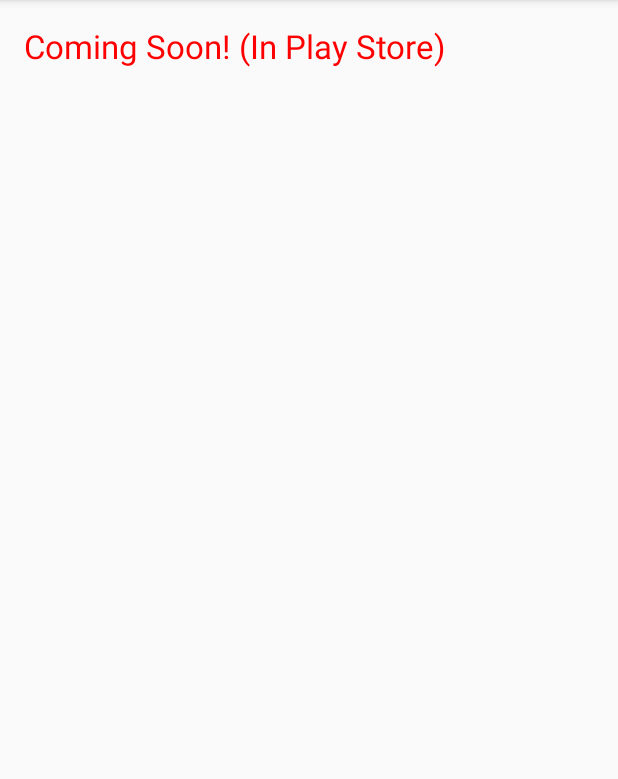
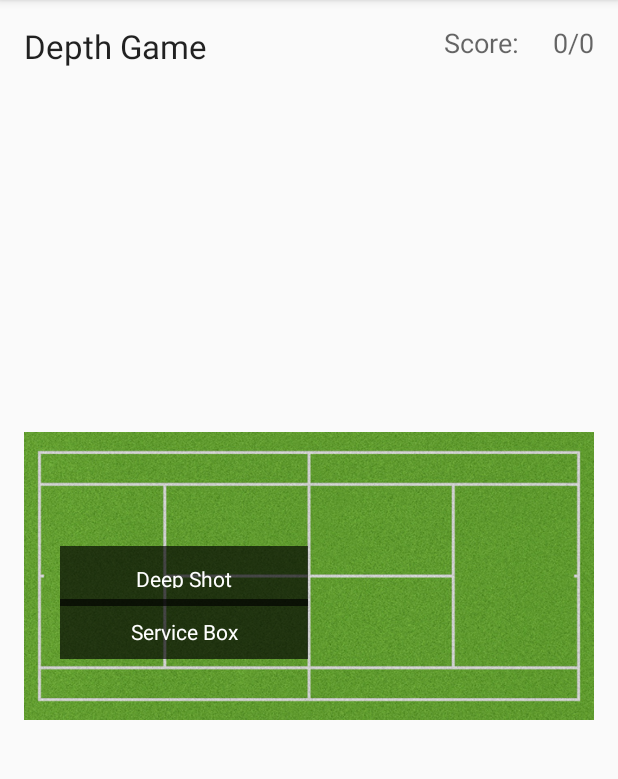
Before and after one commit to rachitpuri95/tennis-trainer-mobile, an Android app: the HomeActivity screen opened directly, with no data from a screen before it, after a tap on "Depth Training", on a phone screen of 412 x 824 dp, the part 84-863 px from its top. Run offline under Robolectric (Android 15) with nearby library versions, the phone set to English and light mode, and no system bars; libraries missing offline, so code that uses them is left out: com.google.api.client.

Commit message:
Bhanu sir has said yes

```diff
--- /dev/null
+++ b/app/src/main/java/com/example/rachitpuri/tennisandroidmobilevfinal/DepthActivity.java
@@ -0,0 +1,249 @@
+package com.example.rachitpuri.tennisandroidmobilevfinal;
+
+import android.app.AlertDialog;
+import android.content.DialogInterface;
+import android.content.Intent;
+import android.media.MediaPlayer;
+import android.os.AsyncTask;
+import android.os.Handler;
+import android.os.SystemClock;
+import android.support.v7.app.AppCompatActivity;
+import android.os.Bundle;
+import android.util.Log;
+import android.view.View;
+import android.widget.TextView;
+
+import com.google.api.client.repackaged.com.google.common.base.Strings;
+
+import java.util.Random;
+
+public class DepthActivity extends AppCompatActivity {
+    TextView tvDeep, tvService,score, correctness;
+    static int[] tennisShots = new int[50];
+
+
+    Runnable mRunnable;
+    Handler mHandler;
+    @Override
+    public void onBackPressed() {
+        // your code. Do Nothing  HAHAHHAHA !
+    }
+
+    @Override
+    protected void onCreate(Bundle savedInstanceState) {
+        super.onCreate(savedInstanceState);
+        setContentView(R.layout.activity_depth);
+
+        AlertDialog.Builder builder1 = new AlertDialog.Builder(DepthActivity.this);
+        builder1.setMessage("Are you ready to play?");
+
+        builder1.setPositiveButton(
+                "Yes",
+                new DialogInterface.OnClickListener() {
+                    public void onClick(DialogInterface dialog, int id) {
+                        //Call Start Game API
+
+                        Random r = new Random();
+
+                        for (int i = 0; i < 50; i++) {
+                            tennisShots[i] = r.nextInt(2);
+                        }
+
+                        new StartAPI().execute();
+
+                        dialog.cancel();
+
+                    }
+                });
+
+
+
+
+
+
+
+        tvDeep = (TextView) findViewById(R.id.tvDeepShot);
+        tvService = (TextView) findViewById(R.id.tvserviceBox);
+
+        score = (TextView) findViewById(R.id.tvScoreCountDepth);
+        correctness=(TextView) findViewById(R.id.tvCorrectnessDepth);
+        correctness.setVisibility(View.INVISIBLE);
+        mHandler=new Handler();
+        score.setText("0/0");
+        AlertDialog alert11 = builder1.create();
+        alert11.show();
+
+
+        mRunnable=new Runnable() {
+
+            @Override
+            public void run() {
+                // TODO Auto-generated method stub
+                correctness.setVisibility(View.INVISIBLE); //If you want just hide the View. But it will retain space occupied by the View.
+                // correctness.setVisibility(View.GONE); //This will remove the View. and free s the space occupied by the View
+            }
+        };
+    }
+
+    class StartAPI extends AsyncTask<Void, Void, String> {
+        @Override
+        protected String doInBackground(Void... params) {
+            HttpClient httpClient = new HttpClient();
+            String apiUrl= "https://tennis-trainer.appspot.com/data/begin";     // Alter the API string
+            return httpClient.makePOST(apiUrl);
+        }
+
+        protected void onPostExecute(String response){
+            if(response==null) {
+                //error handling
+            }else{
+                new GetData().execute();
+                // For each shot data coming in!
+            }
+        }
+    }
+
+    class GetData extends AsyncTask<Void, Void, String>{
+
+        int count;
+        int correct;
+        @Override
+        protected String doInBackground(Void... params) {
+            HttpClient httpClient = new HttpClient();
+            String apiUrl= "https://tennis-trainer.appspot.com/mobile/direction";       // getting the depth data
+            count = 0;
+            int failures = 0;
+            int prevCount = -1;
+            correct = 0;
+
+
+            while(count < 50) {
+                if (prevCount != count) {
+                    int currDirection = tennisShots[count];
+
+                    if (currDirection == 0) {
+                        runOnUiThread(new Runnable() {
+                            @Override
+                            public void run() {
+                                MediaPlayer mp = MediaPlayer.create(getApplicationContext(), R.raw.servicebox);
+                                mp.start();
+                                tvService.setVisibility(View.VISIBLE);
+                                tvDeep.setVisibility(View.INVISIBLE);
+
+                            }
+                        });
+                    } else if (currDirection == 1) {
+                        runOnUiThread(new Runnable() {
+                            @Override
+                            public void run() {
+                                MediaPlayer mp = MediaPlayer.create(getApplicationContext(), R.raw.deepshot);
+                                mp.start();
+                                tvDeep.setVisibility(View.VISIBLE);
+                                tvService.setVisibility(View.INVISIBLE);
+                            }
+                        });
+                    }
+                    prevCount = count;
+                }
+
+                String depth = httpClient.makePOST(apiUrl);
+
+                if(!Strings.isNullOrEmpty(depth)) {
+                    depth = depth.trim();
+
+                    Log.d(Constants.TAG, depth);
+
+                    if( depth.equals("service") && tennisShots[count] == 0 ||
+                            depth.equals("deep") && tennisShots[count] == 1) {
+
+                        Log.d(Constants.TAG, "Correct Shot!");
+
+                        runOnUiThread(new Runnable() {
+                            @Override
+                            public void run() {
+                                count += 1;
+                                correct= correct+1;
+                                score.setText(Integer.toString(correct)+ "/"+Integer.toString(count)  );
+                                correctness.setVisibility(View.VISIBLE);
+                                correctness.setText("Correct!");
+
+                                mHandler.postDelayed(mRunnable,1000);
+
+
+
+                            }
+                        });
+                    }
+                    else{
+                        runOnUiThread(new Runnable() {
+                            @Override
+                            public void run() {
+                                count += 1;
+                                score.setText(Integer.toString(correct)+ "/"+Integer.toString(count));
+                                correctness.setVisibility(View.VISIBLE);
+                                correctness.setText("Incorrect!");
+                                mHandler.postDelayed(mRunnable,1000);
+
+
+
+                            }
+                        });
+                    }
+                    failures = 0;
+
+
+                }
+                else {
+                    failures += 1;
+                }
+                if (failures >= 50) {  // Failure after 30 seconds of inactivity.
+                    break;
+                }
+                int sleepTime = 600;    // in ms
+                SystemClock.sleep(sleepTime);
+            }
+            apiUrl = "https://tennis-trainer.appspot.com/data/end";
+            httpClient.makePOST(apiUrl);
+            return null;
+        }
+
+        @Override
+        protected void onPostExecute(String s) {
+
+
+
+            AlertDialog.Builder builder1 = new AlertDialog.Builder(DepthActivity.this);
+            if(count < 50){
+                builder1.setMessage("Game Has Ended due to Inactivity. Your Score was: "+ score.getText().toString());
+            }
+            else{
+                builder1.setMessage("Well Done! Your score was: "+score.getText().toString() );
+            }
+
+            builder1.setPositiveButton(
+                    "Return",
+                    new DialogInterface.OnClickListener() {
+                        public void onClick(DialogInterface dialog, int id) {
+                            //Call Start Game API
+                            Intent DepthPage = new Intent(DepthActivity.this, HomeActivity.class);
+                            DepthActivity.this.startActivity(DepthPage);
+                            dialog.cancel();
+
+                        }
+                    });
+
+
+            builder1.setCancelable(false);
+
+
+            AlertDialog alert11 = builder1.create();
+            alert11.show();
+
+        }
+    }
+
+
+
+
+
+}
--- a/app/src/main/java/com/example/rachitpuri/tennisandroidmobilevfinal/DepthTraining.java
+++ /dev/null
@@ -1,33 +0,0 @@
-package com.example.rachitpuri.tennisandroidmobilevfinal;
-
-import android.os.AsyncTask;
-import android.support.v7.app.AppCompatActivity;
-import android.os.Bundle;
-import android.util.Log;
-
-import com.google.cloud.pubsub.Message;
-import com.google.cloud.pubsub.PubSub;
-import com.google.cloud.pubsub.PubSubOptions;
-import com.google.cloud.pubsub.SubscriptionInfo;
-import com.google.cloud.pubsub.Subscription;
-
-
-public class DepthTraining extends AppCompatActivity {
-
-
-    @Override
-    protected void onCreate(Bundle savedInstanceState) {
-         super.onCreate(savedInstanceState);
-         setContentView(R.layout.activity_depth_training);
-
-
-
-    }
-
-
-
-
-
-
-
-}
--- a/app/src/main/java/com/example/rachitpuri/tennisandroidmobilevfinal/HomeActivity.java
+++ b/app/src/main/java/com/example/rachitpuri/tennisandroidmobilevfinal/HomeActivity.java
@@ -28,13 +28,13 @@ public class HomeActivity extends AppCompatActivity {
 
     public void DepthTraining(View v) {
         // obtain myValue
-        Intent DepthPage = new Intent(HomeActivity.this, DepthTraining.class);
+        Intent DepthPage = new Intent(HomeActivity.this, DepthActivity.class);
         HomeActivity.this.startActivity(DepthPage);
     }
 
     public void ViewProgress(View v) {
         // obtain myValue
-        String temp  = "hello";
+        //String temp  = "hello";
     }
 
 }
--- /dev/null
+++ b/app/src/main/res/layout/activity_depth.xml
@@ -0,0 +1,110 @@
+<?xml version="1.0" encoding="utf-8"?>
+<RelativeLayout xmlns:android="http://schemas.android.com/apk/res/android"
+    xmlns:tools="http://schemas.android.com/tools"
+    android:layout_width="match_parent"
+    android:layout_height="match_parent"
+    android:paddingBottom="@dimen/activity_vertical_margin"
+    android:paddingLeft="@dimen/activity_horizontal_margin"
+    android:paddingRight="@dimen/activity_horizontal_margin"
+    android:paddingTop="@dimen/activity_vertical_margin"
+    tools:context="com.example.rachitpuri.tennisandroidmobilevfinal.DepthActivity">
+
+
+
+    <TextView
+        android:layout_width="wrap_content"
+        android:layout_height="wrap_content"
+        android:text="Depth Game"
+        android:id="@+id/tvTitleDepth"
+        android:paddingRight="8dp"
+        android:textAppearance="?android:attr/textAppearanceLarge"
+
+        />
+
+    <TextView
+        android:layout_width="wrap_content"
+        android:layout_height="wrap_content"
+        android:text="Score:"
+        android:id="@+id/tvScoreDepth"
+        android:paddingRight="50dp"
+        android:layout_alignParentRight="true"
+        android:textAppearance="?android:attr/textAppearanceMedium"
+        android:layout_below="@+id/tvTitle"
+        />
+    <TextView
+        android:layout_width="wrap_content"
+        android:layout_height="wrap_content"
+        android:text="5/50"
+        android:id="@+id/tvScoreCountDepth"
+        android:layout_alignParentRight="true"
+        android:textAppearance="?android:attr/textAppearanceMedium"
+
+        android:layout_below="@+id/tvTitle"
+
+
+        />
+
+    <FrameLayout xmlns:android="http://schemas.android.com/apk/res/android"
+        android:layout_width="fill_parent"
+        android:layout_height="fill_parent">
+
+
+        <ImageView android:id="@+id/image_view"
+            android:layout_width="wrap_content"
+            android:layout_height="wrap_content"
+            android:adjustViewBounds="true"
+            android:maxWidth="1000dp"
+            android:maxHeight="2000dp"
+            android:scaleType="fitCenter"
+            android:layout_gravity="center_vertical"
+            android:src="@drawable/tcourt"
+            />
+        <TextView
+            android:layout_width="165dp"
+            android:layout_height="40dp"
+
+            android:layout_marginRight="83dp"
+            android:layout_gravity="center_horizontal|center_vertical"
+            android:gravity="center"
+            android:padding="12dip"
+
+            android:background="#AA000000"
+            android:textColor="#ffffffff"
+            android:id="@+id/tvDeepShot"
+            android:text="Deep Shot" />
+
+        <TextView
+            android:layout_width="165dp"
+            android:layout_height="40dp"
+            android:layout_marginTop="35dip"
+            android:layout_marginRight="83dp"
+            android:layout_gravity="center_horizontal|center_vertical"
+
+            android:padding="12dip"
+            android:id="@+id/tvserviceBox"
+            android:background="#AA000000"
+            android:textColor="#ffffffff"
+            android:gravity="center"
+            android:text="Service Box" />
+
+
+
+
+
+
+
+        <TextView
+            android:layout_width="160dp"
+            android:layout_height="wrap_content"
+            android:layout_marginTop="150dip"
+            android:layout_gravity="center_horizontal|center_vertical"
+            android:gravity="center"
+            android:padding="12dip"
+            android:textAppearance="?android:attr/textAppearanceLarge"
+            android:id="@+id/tvCorrectnessDepth"
+            android:text="Correct!" />
+
+
+
+    </FrameLayout>
+</RelativeLayout>
```
Also changed, not shown: app/src/main/AndroidManifest.xml (+8 -11 lines), 2 other files.
